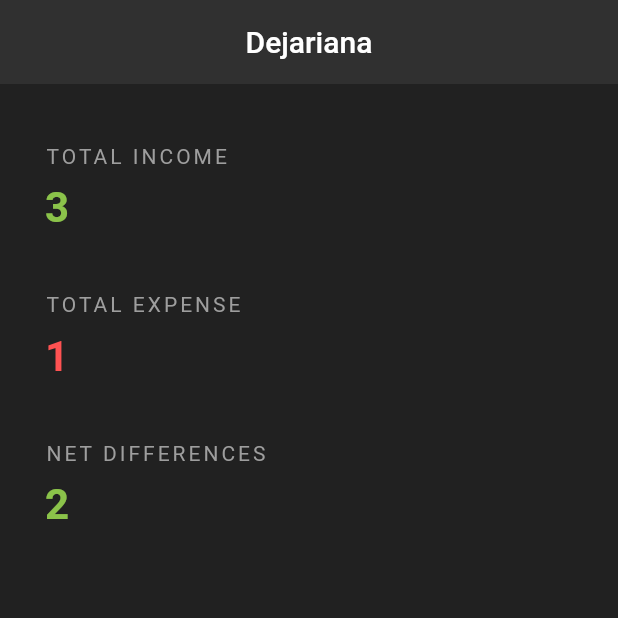
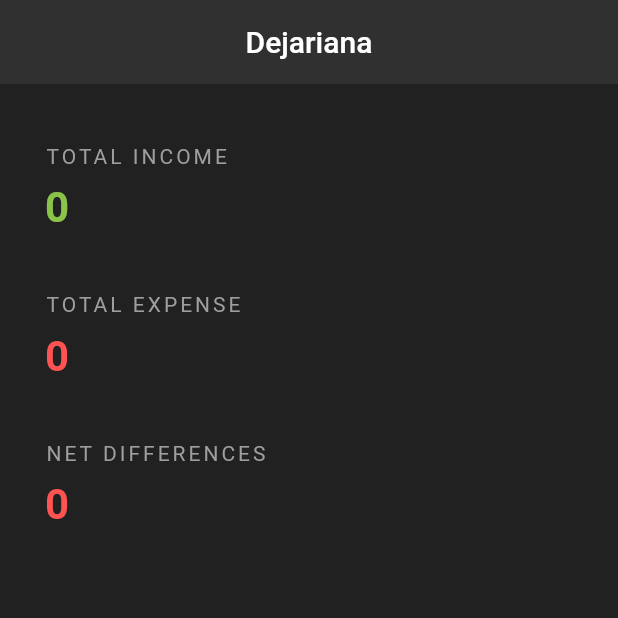
Before and after one commit to swordmaster191/mobile-app-project-1, a Flutter app: the screen it shows after launch, on a phone screen of 412 x 824 dp, the top half of it. Run offline on Flutter 3.47's test engine with Material 2 defaults, Android fonts, the phone set to English and light mode, and no system bars.

Commit message:
Update code

```diff
--- a/lib/home.dart
+++ b/lib/home.dart
@@ -1,19 +1,22 @@
 import 'package:flutter/material.dart';
+import 'package:intl/intl.dart' as intl;
 
 class Home extends StatefulWidget {
   const Home({Key? key}) : super(key: key);
+  static int incomeTotal = 0;
+  static int expenseTotal = 0;
 
   @override
   State<Home> createState() => _HomeState();
 }
 
 class _HomeState extends State<Home> {
-  int incomeTotal = 3;
-  int expenseTotal = 1;
-  int diff = 0;
+  String diff = '';
+  final incomeFormatter =  intl.NumberFormat.decimalPattern().format(Home.incomeTotal);
+  final expenseFormatter =  intl.NumberFormat.decimalPattern().format(Home.expenseTotal);
 
   void setDiff(){
-    diff = (incomeTotal - expenseTotal);
+    diff = intl.NumberFormat.decimalPattern().format((Home.incomeTotal - Home.expenseTotal));
   }
 
   @override
@@ -47,7 +50,7 @@ class _HomeState extends State<Home> {
             ),
             SizedBox(height: 10.0),
             Text(
-                '$incomeTotal',
+                '$incomeFormatter',
                 style: TextStyle(
                     color: Colors.lightGreen,
                     fontSize: 28.0,
@@ -64,7 +67,7 @@ class _HomeState extends State<Home> {
             ),
             SizedBox(height: 10.0),
             Text(
-                '$expenseTotal',
+                '$expenseFormatter',
                 style: TextStyle(
                     color: Colors.redAccent,
                     fontSize: 28.0,
@@ -81,9 +84,9 @@ class _HomeState extends State<Home> {
             ),
             SizedBox(height: 10.0),
             Text(
-                diff.toStringAsFixed(0),
+                '$diff',
                 style: TextStyle(
-                    color: diff > 0 ? Colors.lightGreen : Colors.redAccent,
+                    color: (Home.incomeTotal - Home.expenseTotal) > 0 ? Colors.lightGreen : Colors.redAccent,
                     fontSize: 28.0,
                     fontWeight: FontWeight.bold
                 )
```
Also changed, not shown: lib/FormData.dart (added, +16 -0 lines), lib/add_data.dart (+16 -67 lines), pubspec.lock.
